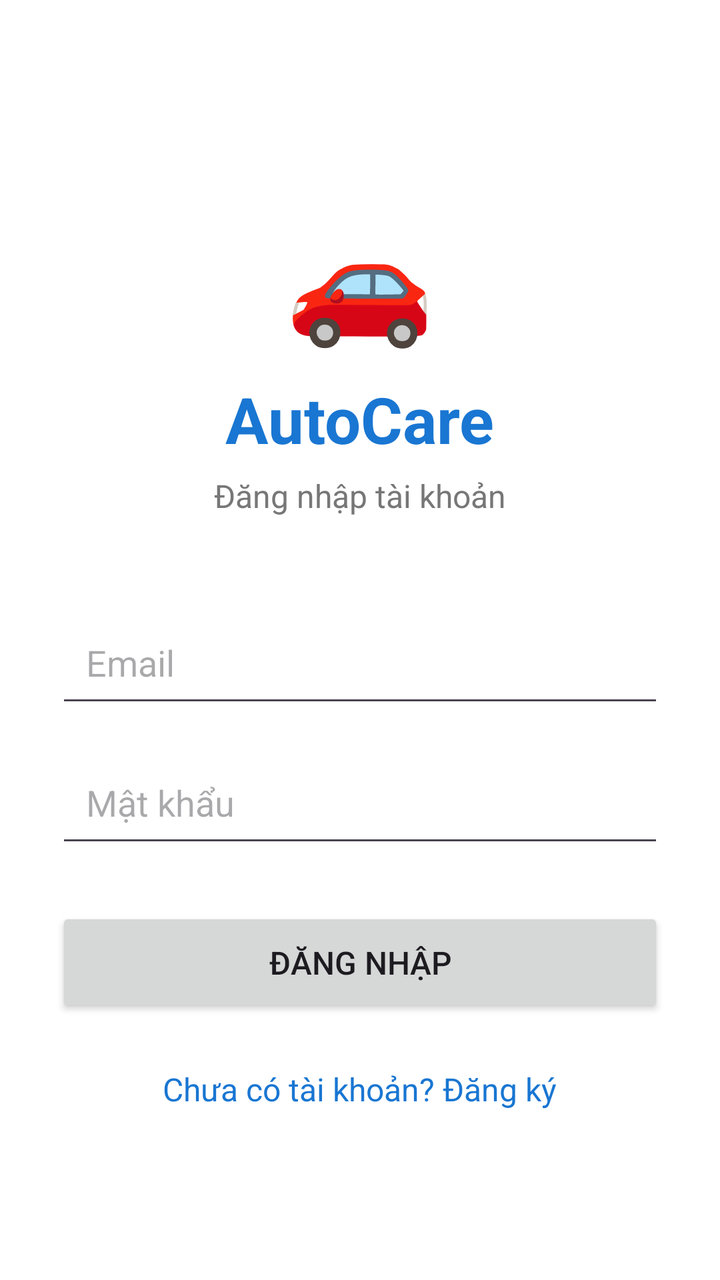
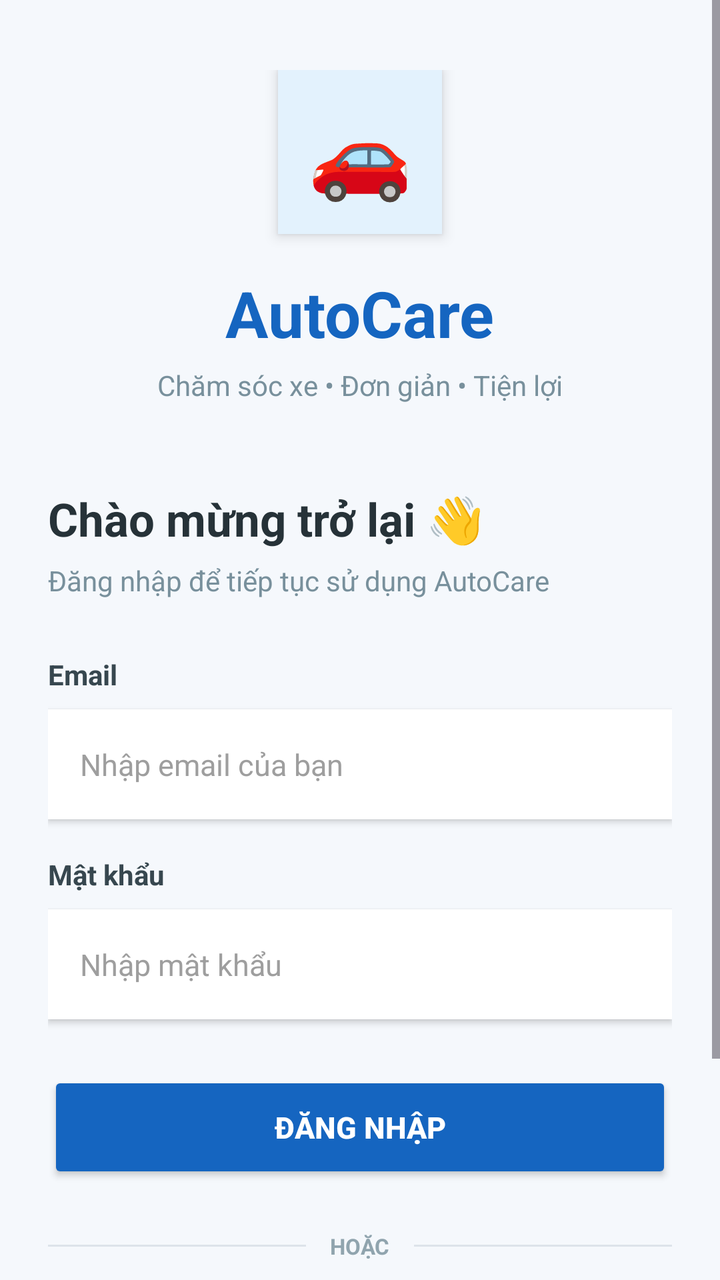

Before-and-after screenshots of an Android layout around one commit, followed by the original layout XML and the change that was made.
<!-- AndroidManifest.xml: application theme Theme.Autocare -->
<!-- res/layout/activity_dang_nhap.xml -->
<?xml version="1.0" encoding="utf-8"?>
<LinearLayout xmlns:android="http://schemas.android.com/apk/res/android"
    android:layout_width="match_parent"
    android:layout_height="match_parent"
    android:orientation="vertical"
    android:gravity="center_horizontal"
    android:padding="28dp"
    android:background="#FFFFFF">

    <TextView
        android:layout_width="wrap_content"
        android:layout_height="wrap_content"
        android:layout_marginTop="70dp"
        android:text="🚗"
        android:textSize="60sp" />

    <TextView
        android:layout_width="wrap_content"
        android:layout_height="wrap_content"
        android:layout_marginTop="10dp"
        android:text="AutoCare"
        android:textSize="32sp"
        android:textStyle="bold"
        android:textColor="#1976D2" />

    <TextView
        android:layout_width="wrap_content"
        android:layout_height="wrap_content"
        android:layout_marginTop="6dp"
        android:text="Đăng nhập tài khoản"
        android:textSize="16sp"
        android:textColor="#777777" />

    <EditText
        android:id="@+id/edtEmail"
        android:layout_width="match_parent"
        android:layout_height="55dp"
        android:layout_marginTop="45dp"
        android:hint="Email"
        android:inputType="textEmailAddress"
        android:padding="15dp" />

    <EditText
        android:id="@+id/edtMatKhau"
        android:layout_width="match_parent"
        android:layout_height="55dp"
        android:layout_marginTop="15dp"
        android:hint="Mật khẩu"
        android:inputType="textPassword"
        android:padding="15dp" />

    <Button
        android:id="@+id/btnDangNhap"
        android:layout_width="match_parent"
        android:layout_height="55dp"
        android:layout_marginTop="25dp"
        android:text="ĐĂNG NHẬP"
        android:textSize="16sp" />

    <TextView
        android:id="@+id/tvDangKy"
        android:layout_width="wrap_content"
        android:layout_height="wrap_content"
        android:layout_marginTop="25dp"
        android:text="Chưa có tài khoản? Đăng ký"
        android:textSize="16sp"
        android:textColor="#1976D2"
        android:clickable="true"
        android:focusable="true" />

</LinearLayout>
<!-- resources referenced by this layout -->
<resources>
  <style name="Theme.Autocare" parent="Base.Theme.Autocare" />
  <style name="Base.Theme.Autocare" parent="Theme.Material3.DayNight.NoActionBar">
          
          
      </style>
</resources>

<!-- the commit's change to res/layout/activity_dang_nhap.xml (unified diff, before → after) -->
@@ -1,71 +1,185 @@
 <?xml version="1.0" encoding="utf-8"?>
-<LinearLayout xmlns:android="http://schemas.android.com/apk/res/android"
+<ScrollView xmlns:android="http://schemas.android.com/apk/res/android"
     android:layout_width="match_parent"
     android:layout_height="match_parent"
-    android:orientation="vertical"
-    android:gravity="center_horizontal"
-    android:padding="28dp"
-    android:background="#FFFFFF">
+    android:background="#F5F8FC"
+    android:fillViewport="true">
 
-    <TextView
-        android:layout_width="wrap_content"
+    <LinearLayout
+        android:layout_width="match_parent"
         android:layout_height="wrap_content"
-        android:layout_marginTop="70dp"
-        android:text="🚗"
-        android:textSize="60sp" />
+        android:orientation="vertical"
+        android:gravity="center_horizontal"
+        android:paddingStart="24dp"
+        android:paddingEnd="24dp"
+        android:paddingTop="35dp"
+        android:paddingBottom="30dp">
 
-    <TextView
-        android:layout_width="wrap_content"
-        android:layout_height="wrap_content"
-        android:layout_marginTop="10dp"
-        android:text="AutoCare"
-        android:textSize="32sp"
-        android:textStyle="bold"
-        android:textColor="#1976D2" />
+        
+        <TextView
+            android:layout_width="82dp"
+            android:layout_height="82dp"
+            android:background="#E3F2FD"
+            android:gravity="center"
+            android:text="🚗"
+            android:textSize="42sp"
+            android:elevation="4dp" />
 
-    <TextView
-        android:layout_width="wrap_content"
-        android:layout_height="wrap_content"
-        android:layout_marginTop="6dp"
-        android:text="Đăng nhập tài khoản"
-        android:textSize="16sp"
-        android:textColor="#777777" />
+        
+        <TextView
+            android:layout_width="wrap_content"
+            android:layout_height="wrap_content"
+            android:layout_marginTop="18dp"
+            android:text="AutoCare"
+            android:textColor="#1565C0"
+            android:textSize="32sp"
+            android:textStyle="bold" />
 
-    <EditText
-        android:id="@+id/edtEmail"
-        android:layout_width="match_parent"
-        android:layout_height="55dp"
-        android:layout_marginTop="45dp"
-        android:hint="Email"
-        android:inputType="textEmailAddress"
-        android:padding="15dp" />
+        <TextView
+            android:layout_width="wrap_content"
+            android:layout_height="wrap_content"
+            android:layout_marginTop="5dp"
+            android:text="Chăm sóc xe • Đơn giản • Tiện lợi"
+            android:textColor="#78909C"
+            android:textSize="14sp" />
 
-    <EditText
-        android:id="@+id/edtMatKhau"
-        android:layout_width="match_parent"
-        android:layout_height="55dp"
-        android:layout_marginTop="15dp"
-        android:hint="Mật khẩu"
-        android:inputType="textPassword"
-        android:padding="15dp" />
+        
+        <TextView
+            android:layout_width="match_parent"
+            android:layout_height="wrap_content"
+            android:layout_marginTop="42dp"
+            android:text="Chào mừng trở lại 👋"
+            android:textColor="#263238"
+            android:textSize="23sp"
+            android:textStyle="bold" />
 
-    <Button
-        android:id="@+id/btnDangNhap"
-        android:layout_width="match_parent"
-        android:layout_height="55dp"
-        android:layout_marginTop="25dp"
-        android:text="ĐĂNG NHẬP"
-        android:textSize="16sp" />
+        <TextView
+            android:layout_width="match_parent"
+            android:layout_height="wrap_content"
+            android:layout_marginTop="6dp"
+            android:text="Đăng nhập để tiếp tục sử dụng AutoCare"
+            android:textColor="#78909C"
+            android:textSize="14sp" />
 
-    <TextView
-        android:id="@+id/tvDangKy"
-        android:layout_width="wrap_content"
-        android:layout_height="wrap_content"
-        android:layout_marginTop="25dp"
-        android:text="Chưa có tài khoản? Đăng ký"
-        android:textSize="16sp"
-        android:textColor="#1976D2"
-        android:clickable="true"
-        android:focusable="true" />
+        
+        <TextView
+            android:layout_width="match_parent"
+            android:layout_height="wrap_content"
+            android:layout_marginTop="28dp"
+            android:text="Email"
+            android:textColor="#37474F"
+            android:textSize="14sp"
+            android:textStyle="bold" />
 
-</LinearLayout>
+        <EditText
+            android:id="@+id/edtEmail"
+            android:layout_width="match_parent"
+            android:layout_height="55dp"
+            android:layout_marginTop="8dp"
+            android:background="#FFFFFF"
+            android:hint="Nhập email của bạn"
+            android:inputType="textEmailAddress"
+            android:paddingStart="16dp"
+            android:paddingEnd="16dp"
+            android:textColor="#263238"
+            android:textColorHint="#9E9E9E"
+            android:textSize="15sp"
+            android:elevation="2dp" />
+
+        
+        <TextView
+            android:layout_width="match_parent"
+            android:layout_height="wrap_content"
+            android:layout_marginTop="18dp"
+            android:text="Mật khẩu"
+            android:textColor="#37474F"
+            android:textSize="14sp"
+            android:textStyle="bold" />
+
+        <EditText
+            android:id="@+id/edtMatKhau"
+            android:layout_width="match_parent"
+            android:layout_height="55dp"
+            android:layout_marginTop="8dp"
+            android:background="#FFFFFF"
+            android:hint="Nhập mật khẩu"
+            android:inputType="textPassword"
+            android:paddingStart="16dp"
+            android:paddingEnd="16dp"
+            android:textColor="#263238"
+            android:textColorHint="#9E9E9E"
+            android:textSize="15sp"
+            android:elevation="2dp" />
+
+        
+        <Button
+            android:id="@+id/btnDangNhap"
+            android:layout_width="match_parent"
+            android:layout_height="56dp"
+            android:layout_marginTop="26dp"
+            android:backgroundTint="#1565C0"
+            android:text="ĐĂNG NHẬP"
+            android:textColor="#FFFFFF"
+            android:textSize="15sp"
+            android:textStyle="bold"
+            android:textAllCaps="false"
+            android:elevation="3dp" />
+
+        
+        <LinearLayout
+            android:layout_width="match_parent"
+            android:layout_height="wrap_content"
+            android:layout_marginTop="24dp"
+            android:gravity="center_vertical"
+            android:orientation="horizontal">
+
+            <View
+                android:layout_width="0dp"
+                android:layout_height="1dp"
+                android:layout_weight="1"
+                android:background="#DDE3EA" />
+
+            <TextView
+                android:layout_width="wrap_content"
+                android:layout_height="wrap_content"
+                android:layout_marginStart="12dp"
+                android:layout_marginEnd="12dp"
+                android:text="HOẶC"
+                android:textColor="#90A4AE"
+                android:textSize="11sp"
+                android:textStyle="bold" />
+
+            <View
+                android:layout_width="0dp"
+                android:layout_height="1dp"
+                android:layout_weight="1"
+                android:background="#DDE3EA" />
+
+        </LinearLayout>
+
+        
+        <TextView
+            android:id="@+id/tvDangKy"
+            android:layout_width="wrap_content"
+            android:layout_height="wrap_content"
+            android:layout_marginTop="22dp"
+            android:padding="10dp"
+            android:text="Chưa có tài khoản?  Đăng ký"
+            android:textColor="#1565C0"
+            android:textSize="15sp"
+            android:textStyle="bold"
+            android:clickable="true"
+            android:focusable="true" />
+
+        
+        <TextView
+            android:layout_width="wrap_content"
+            android:layout_height="wrap_content"
+            android:layout_marginTop="35dp"
+            android:text="© 2026 AutoCare"
+            android:textColor="#B0BEC5"
+            android:textSize="12sp" />
+
+    </LinearLayout>
+
+</ScrollView>
